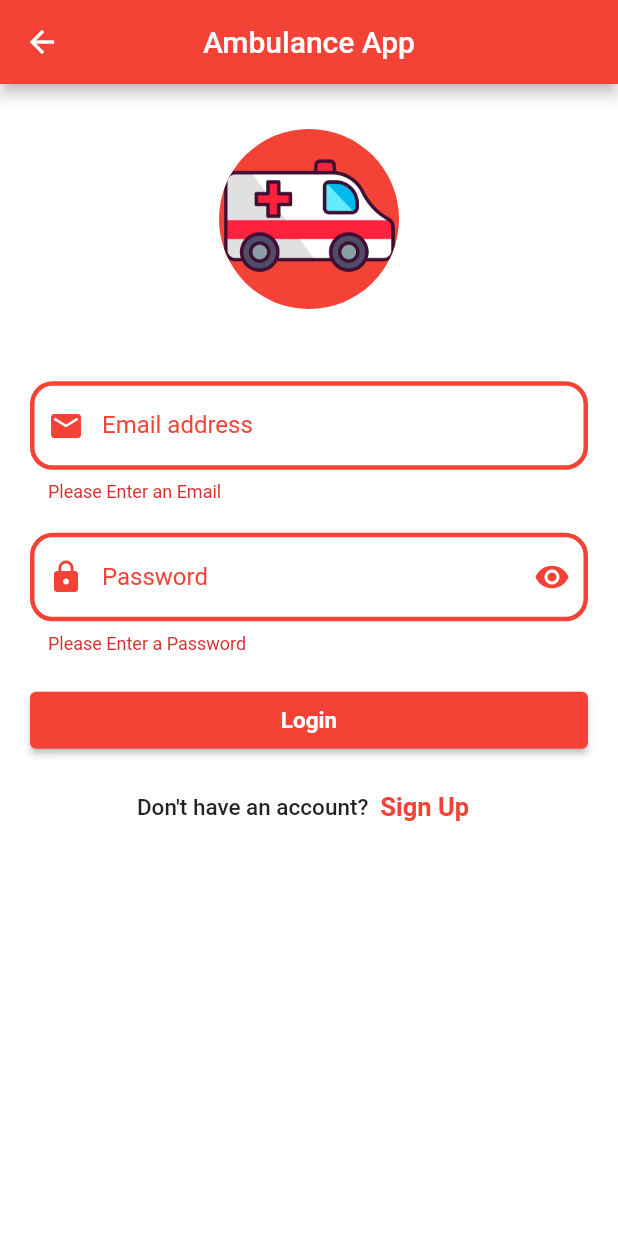
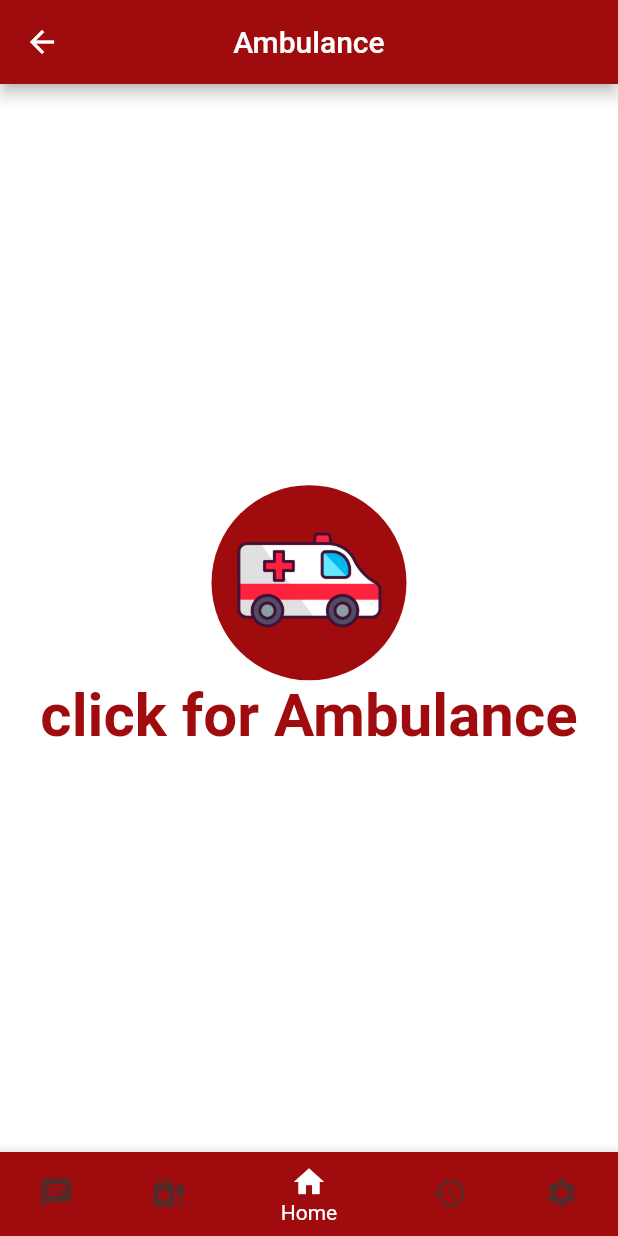
Before and after one commit to Ahmedmohamed628/emergency_app, a Flutter app: the LoginScreen screen opened by its route, after a tap on "Login", on a phone screen of 412 x 824 dp. Run offline on Flutter 3.47's test engine with Material 2 defaults, Android fonts, the phone set to English and light mode, and no system bars; Roboto replaces fonts that are missing (DancingScript).

Commit message:
screens added with navigation bar

```diff
--- /dev/null
+++ b/lib/Screens/Chat/Chat.dart
@@ -0,0 +1,12 @@
+import 'package:flutter/material.dart';
+
+class ChatScreen extends StatelessWidget {
+  static const String routeName = 'Chat-screen';
+
+  @override
+  Widget build(BuildContext context) {
+    return Container(
+      color: Colors.amber,
+    );
+  }
+}
--- /dev/null
+++ b/lib/Screens/Hisorty/History.dart
@@ -0,0 +1,12 @@
+import 'package:flutter/material.dart';
+
+class HistoryScreen extends StatelessWidget {
+  static const String routeName = 'History-screen';
+
+  @override
+  Widget build(BuildContext context) {
+    return Container(
+      color: Colors.blue,
+    );
+  }
+}
--- /dev/null
+++ b/lib/Screens/Medications/Medications.dart
@@ -0,0 +1,12 @@
+import 'package:flutter/material.dart';
+
+class MedicationScreen extends StatelessWidget {
+  static const String routeName = 'Medication-screen';
+
+  @override
+  Widget build(BuildContext context) {
+    return Container(
+      color: Colors.red,
+    );
+  }
+}
--- /dev/null
+++ b/lib/Screens/Root/Root.dart
@@ -0,0 +1,49 @@
+import 'package:ambulance/theme/theme.dart';
+import 'package:flutter/material.dart';
+
+class RootScreen extends StatefulWidget {
+  static const String routeName = 'Root';
+
+  @override
+  State<RootScreen> createState() => _RootScreenState();
+}
+
+class _RootScreenState extends State<RootScreen> {
+  @override
+  Widget build(BuildContext context) {
+    return Scaffold(
+      backgroundColor: MyTheme.whiteColor,
+      appBar: AppBar(
+        title: Text("Ambulance"),
+        centerTitle: true,
+        backgroundColor: Color(0xFFa00c0e),
+      ),
+      body: SafeArea(
+        child: Center(
+          child: Column(
+            mainAxisAlignment: MainAxisAlignment.center,
+            children: [
+              GestureDetector(
+                onTap: () {},
+                child: CircleAvatar(
+                  backgroundColor: Color(0xFFa00c0e),
+                  radius: 65,
+                  backgroundImage:
+                      AssetImage('assets/images/ambulance_icon.png'),
+                ),
+              ),
+              Text(
+                'click for Ambulance',
+                style: TextStyle(
+                    fontSize: 40.0,
+                    color: MyTheme.redColor,
+                    fontWeight: FontWeight.bold,
+                    fontFamily: 'DancingScript'),
+              ),
+            ],
+          ),
+        ),
+      ),
+    );
+  }
+}
--- /dev/null
+++ b/lib/Screens/Settings/Settings.dart
@@ -0,0 +1,12 @@
+import 'package:flutter/material.dart';
+
+class SettingsScreen extends StatelessWidget {
+  static const String routeName = 'settings-screen';
+
+  @override
+  Widget build(BuildContext context) {
+    return Container(
+      color: Colors.orange,
+    );
+  }
+}
--- /dev/null
+++ b/lib/homeScreen.dart
@@ -0,0 +1,67 @@
+import 'package:ambulance/theme/theme.dart';
+import 'package:flutter/material.dart';
+
+import 'Screens/Chat/Chat.dart';
+import 'Screens/Hisorty/History.dart';
+import 'Screens/Medications/Medications.dart';
+import 'Screens/Root/Root.dart';
+import 'Screens/Settings/Settings.dart';
+
+class HomeScreen extends StatefulWidget {
+  static const String routeName = 'Home-screen';
+
+  @override
+  State<HomeScreen> createState() => _HomeScreenState();
+}
+
+class _HomeScreenState extends State<HomeScreen> {
+  int selectedIndex = 2;
+
+  @override
+  Widget build(BuildContext context) {
+    return Scaffold(
+      bottomNavigationBar: Theme(
+        data: Theme.of(context).copyWith(
+          canvasColor: MyTheme.redColor,
+        ),
+        child: BottomAppBar(
+          color: MyTheme.redColor,
+          shape: CircularNotchedRectangle(),
+          notchMargin: 8,
+          child: BottomNavigationBar(
+            currentIndex: selectedIndex,
+            selectedItemColor: MyTheme.whiteColor,
+            unselectedItemColor: MyTheme.grayColor,
+            onTap: (index) {
+              selectedIndex = index;
+
+              setState(() {});
+            },
+            items: [
+              BottomNavigationBarItem(icon: Icon(Icons.chat), label: 'Chat'),
+              BottomNavigationBarItem(
+                  icon: Icon(Icons.medication_liquid), label: 'Medication'),
+              BottomNavigationBarItem(
+                icon: Icon(Icons.home),
+                label: 'Home',
+              ),
+              BottomNavigationBarItem(
+                  icon: Icon(Icons.history), label: 'History'),
+              BottomNavigationBarItem(
+                  icon: Icon(Icons.settings), label: 'Settings'),
+            ],
+          ),
+        ),
+      ),
+      body: tabs[selectedIndex],
+    );
+  }
+
+  List<Widget> tabs = [
+    ChatScreen(),
+    MedicationScreen(),
+    RootScreen(),
+    HistoryScreen(),
+    SettingsScreen()
+  ];
+}
--- a/lib/login/login_screen.dart
+++ b/lib/login/login_screen.dart
@@ -1,4 +1,5 @@
 import 'package:ambulance/component/custom_text_form_field.dart';
+import 'package:ambulance/homeScreen.dart';
 import 'package:flutter/material.dart';
 
 import '../register/register_screen.dart';
@@ -51,7 +52,7 @@ class _LoginScreenState extends State<LoginScreen> {
                           height: MediaQuery.of(context).size.height * 0.01),
                       CustomTextFormField(
                           prefixIcon:
-                              Icon(Icons.email_rounded, color: Colors.red),
+                          Icon(Icons.email_rounded, color: Colors.red),
                           label: 'Email address',
                           keyboardType: TextInputType.emailAddress,
                           controller: emailController,
@@ -60,7 +61,7 @@ class _LoginScreenState extends State<LoginScreen> {
                               return 'Please Enter an Email';
                             }
                             bool emailValid = RegExp(
-                                    r"^[a-zA-Z0-9.a-zA-Z0-9.!#$%&'*+-/=?^_`{|}~]+@[a-zA-Z0-9]+\.[a-zA-Z]+")
+                                r"^[a-zA-Z0-9.a-zA-Z0-9.!#$%&'*+-/=?^_`{|}~]+@[a-zA-Z0-9]+\.[a-zA-Z]+")
                                 .hasMatch(text);
                             if (!emailValid) {
                               return 'Please Enter Valid Email';
@@ -90,6 +91,8 @@ class _LoginScreenState extends State<LoginScreen> {
                             horizontal: 20, vertical: 10),
                         child: ElevatedButton(
                           onPressed: () {
+                            Navigator.of(context)
+                                .pushReplacementNamed(HomeScreen.routeName);
                             login();
                           },
                           child: Text('Login',
--- a/lib/main.dart
+++ b/lib/main.dart
@@ -1,3 +1,9 @@
+import 'package:ambulance/Screens/Chat/Chat.dart';
+import 'package:ambulance/Screens/Hisorty/History.dart';
+import 'package:ambulance/Screens/Medications/Medications.dart';
+import 'package:ambulance/Screens/Root/Root.dart';
+import 'package:ambulance/Screens/Settings/Settings.dart';
+import 'package:ambulance/homeScreen.dart';
 import 'package:ambulance/login/login_screen.dart';
 import 'package:ambulance/register/register_screen.dart';
 import 'package:flutter/material.dart';
@@ -15,6 +21,12 @@ class MyApp extends StatelessWidget {
       routes: {
         RegisterScreen.routeName: (context) => RegisterScreen(),
         LoginScreen.routeName: (context) => LoginScreen(),
+        RootScreen.routeName: (context) => RootScreen(),
+        SettingsScreen.routeName: (context) => SettingsScreen(),
+        HistoryScreen.routeName: (context) => HistoryScreen(),
+        ChatScreen.routeName: (context) => ChatScreen(),
+        MedicationScreen.routeName: (context) => MedicationScreen(),
+        HomeScreen.routeName: (context) => HomeScreen()
       },
     );
   }
--- /dev/null
+++ b/lib/theme/theme.dart
@@ -0,0 +1,33 @@
+import 'package:flutter/material.dart';
+
+class MyTheme {
+  // all colors we need for the app
+  static Color redColor = Color(0xFFa00c0e);
+  static Color whiteColor = Color(0xffffffff);
+  static Color blackColor = Color(0xff000000);
+  static Color grayColor = Color(0xff562929);
+
+  static ThemeData lightTheme = ThemeData(
+    scaffoldBackgroundColor: whiteColor,
+    appBarTheme: AppBarTheme(backgroundColor: redColor, elevation: 0),
+    textTheme: TextTheme(
+      titleLarge: TextStyle(
+          fontSize: 22, fontWeight: FontWeight.bold, color: whiteColor),
+      titleMedium: TextStyle(
+          fontSize: 20, fontWeight: FontWeight.bold, color: blackColor),
+      titleSmall: TextStyle(
+          fontSize: 18, fontWeight: FontWeight.bold, color: grayColor),
+    ),
+    bottomNavigationBarTheme: BottomNavigationBarThemeData(
+      showUnselectedLabels: true,
+      showSelectedLabels: true,
+      selectedItemColor: whiteColor,
+      unselectedItemColor: grayColor,
+      backgroundColor: redColor,
+      elevation: 0,
+    ),
+    floatingActionButtonTheme: FloatingActionButtonThemeData(
+        backgroundColor: redColor,
+        shape: StadiumBorder(side: BorderSide(color: whiteColor, width: 4))),
+  );
+}
```
Also changed, not shown: assets/images/ambulance_icon.png, 2 other files.
